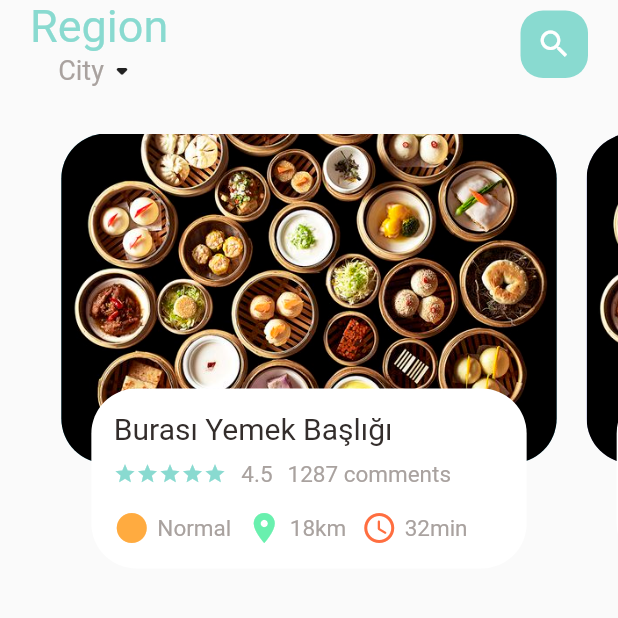
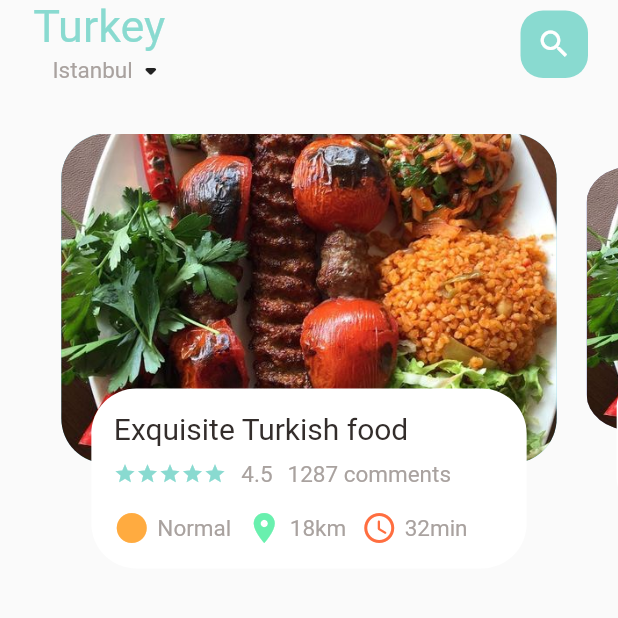
Before and after one commit to muttafa/Flutter-Ecommerce-App, a Flutter app: the screen it shows after launch, on a phone screen of 412 x 824 dp, the top half of it. Run offline on Flutter 3.47's test engine with Material 2 defaults, Android fonts, the phone set to English and light mode, and no system bars; our stand-ins replace google_fonts; missing offline and left inert: dart:ffi.

Commit message:
Added animation to slider

```diff
--- a/lib/Home/food_page_body.dart
+++ b/lib/Home/food_page_body.dart
@@ -1,11 +1,82 @@
+import 'dart:ffi';
+
 import 'package:ecommerce/utils/colors.dart';
 import 'package:ecommerce/widgets/icon_and_text_widget.dart';
 import 'package:ecommerce/widgets/my_text.dart';
 import 'package:ecommerce/widgets/smallText.dart';
 import 'package:flutter/material.dart';
 
-Widget _buildPageItem(int index){
-  return Stack(
+
+
+
+
+
+class FoodPageBody extends StatefulWidget {
+  const FoodPageBody({Key? key}) : super(key: key);
+
+  @override
+  State<FoodPageBody> createState() => _FoodPageBodyState();
+}
+
+class _FoodPageBodyState extends State<FoodPageBody> {
+  PageController pageController = PageController(viewportFraction: 0.85);
+  var _currentPageValue = 0.0;
+  double _scaleFactor = 0.8;
+  double _height = 220;
+
+  @override
+  void initState() {
+    // TODO: implement initState
+    super.initState();
+    pageController.addListener(() {
+      setState(() {
+        _currentPageValue = pageController.page!;
+      });
+    });
+  }
+
+  @override
+  void dispose(){
+    pageController.dispose();
+  }
+
+  @override
+  Widget build(BuildContext context) {
+    return Container(
+      height: 320,
+      child: PageView.builder(
+        controller: pageController,
+          itemCount: 5,
+          itemBuilder: (context,position){
+            return _buildPageItem(position);
+          },
+      ),
+
+    );
+
+  }
+
+    Widget _buildPageItem(int index) {
+
+      Matrix4 matrix = new Matrix4.identity();
+      if(index == _currentPageValue.floor()){
+         var _currentScale = 1-(_currentPageValue - index)*(1-_scaleFactor);
+         var _currentTransform = _height*(1-_currentScale)/2;
+         matrix = Matrix4.diagonal3Values(1, _currentScale.toDouble(), 1)..setTranslationRaw(0, _currentTransform, 0);
+      }else if( index == _currentPageValue.floor()+1){
+        var _currentScale = _scaleFactor+(_currentPageValue - index +1)*(1-_scaleFactor);
+        var _currentTransform = _height*(1-_currentScale)/2;
+        matrix = Matrix4.diagonal3Values(1, _currentScale.toDouble(), 1)..setTranslationRaw(0, _currentTransform, 0);
+      }else if(index == _currentPageValue.floor()-1){
+        var _currentScale = _scaleFactor + (_currentPageValue - index -1)*(1-_scaleFactor);
+        var _currentTransform = _height*(1-_currentScale)/2;
+        matrix = Matrix4.diagonal3Values(1, _currentScale.toDouble(), 1)..setTranslationRaw(0,_currentTransform, 0);
+
+      }
+
+      return Transform(
+        transform: matrix,
+        child: Stack(
         children: [
           Container(
             height: 220,
@@ -16,7 +87,7 @@ Widget _buildPageItem(int index){
                 image: DecorationImage(
                     fit: BoxFit.cover,
                     image: AssetImage(
-                "assets/image/food5.jpg"
+                        "assets/image/kebab.jpg"
                     )
                 )
             ),
@@ -38,7 +109,7 @@ Widget _buildPageItem(int index){
                   children: [
                     Row(
                         children: [
-                  MyText(text: "Burası Yemek Başlığı"),
+                          MyText(text: "Exquisite Turkish food"),
                         ]),
                     SizedBox(height: 10,),
                     Row(
@@ -72,32 +143,9 @@ Widget _buildPageItem(int index){
             ),
           ),
         ],
+    ),
       );
 }
 
-class FoodPageBody extends StatefulWidget {
-  const FoodPageBody({Key? key}) : super(key: key);
-
-  @override
-  State<FoodPageBody> createState() => _FoodPageBodyState();
-}
-
-class _FoodPageBodyState extends State<FoodPageBody> {
-  PageController pageController = PageController(viewportFraction: 0.85);
-  @override
-  Widget build(BuildContext context) {
-    return Container(
-      height: 320,
-      child: PageView.builder(
-        controller: pageController,
-          itemCount: 5,
-          itemBuilder: (context,position){
-            return _buildPageItem(position);
-          },
-      ),
-
-    );
-
 
 }
-}
--- a/lib/Home/main_food_page.dart
+++ b/lib/Home/main_food_page.dart
@@ -27,10 +27,13 @@ class _MainFoodPageState extends State<MainFoodPage> {
                     children: [
                       Column(
                         children: [
-                          MyText(text: "Region",color: AppColors.maincolorl,size: 30,),
+                          MyText(text: "Turkey",color: AppColors.maincolorl,size: 30,),
                           Row(
                             children: [
-                              SmallText(text: "City",size: 18,),
+                              Padding(
+                                padding: const EdgeInsets.only(left: 15),
+                                child: SmallText(text: "Istanbul",size: 15,),
+                              ),
                               Icon(Icons.arrow_drop_down_rounded)
                             ],
                           )
```
Also changed, not shown: assets/image/baklava.jpg (added), assets/image/borek.jpg (added), assets/image/food1.jpg (deleted), assets/image/food2.jpg (deleted), assets/image/food3.jpg (deleted), assets/image/food4.jpg (deleted), assets/image/food5.jpg (deleted), assets/image/kebab.jpg (added), assets/image/lokum.jpg (added), assets/image/manti.jpg (added), 1 other file. Lines whose indentation alone changed are shown as unchanged.
